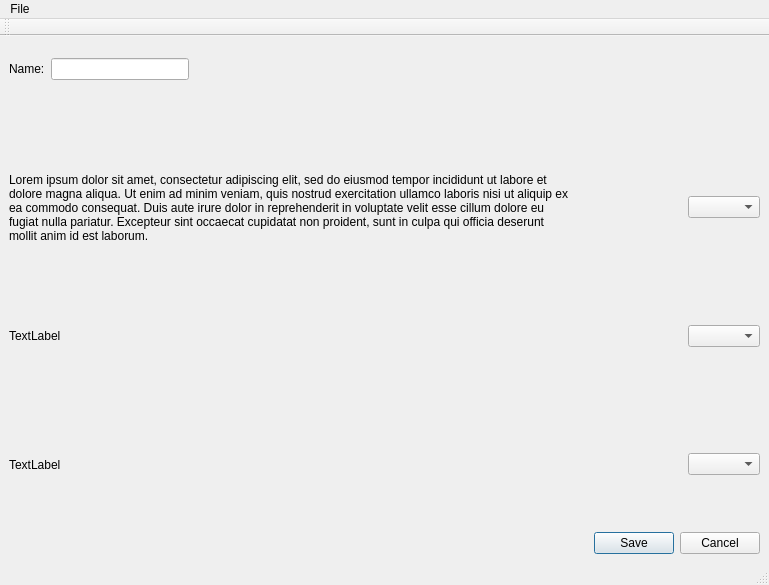
Qt form ui/mainWindow.ui (FBLordn/BewertungsHelfer) before a commit.
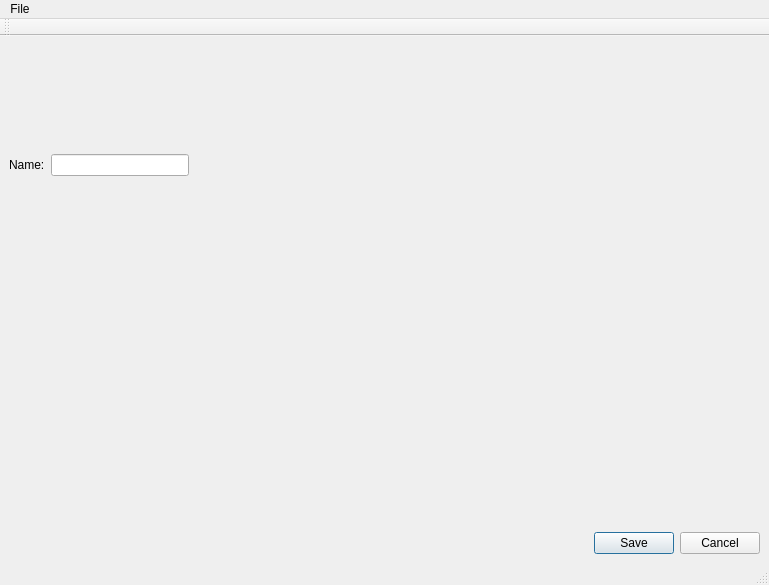
The same form after that commit.

Commit message: feat: add functionality to buttons and create dynamic buttons from config. (s.e.-FBL)

```diff
--- a/ui/mainWindow.ui
+++ b/ui/mainWindow.ui
@@ -75,137 +75,7 @@
      </spacer>
     </item>
     <item>
-     <layout class="QVBoxLayout" name="configContainer" stretch="1,1,1">
-      <item>
-       <layout class="QHBoxLayout" name="configLine2">
-        <item>
-         <widget class="QLabel" name="configLabel2">
-          <property name="text">
-           <string>Lorem ipsum dolor sit amet, consectetur adipiscing elit, sed do eiusmod tempor incididunt ut labore et dolore magna aliqua. Ut enim ad minim veniam, quis nostrud exercitation ullamco laboris nisi ut aliquip ex ea commodo consequat. Duis aute irure dolor in reprehenderit in voluptate velit esse cillum dolore eu fugiat nulla pariatur. Excepteur sint occaecat cupidatat non proident, sunt in culpa qui officia deserunt mollit anim id est laborum.</string>
-          </property>
-          <property name="wordWrap">
-           <bool>true</bool>
-          </property>
-         </widget>
-        </item>
-        <item>
-         <spacer name="verticalSpacer_2">
-          <property name="orientation">
-           <enum>Qt::Vertical</enum>
-          </property>
-          <property name="sizeHint" stdset="0">
-           <size>
-            <width>20</width>
-            <height>40</height>
-           </size>
-          </property>
-         </spacer>
-        </item>
-        <item>
-         <spacer name="configSpacer2">
-          <property name="orientation">
-           <enum>Qt::Horizontal</enum>
-          </property>
-          <property name="sizeHint" stdset="0">
-           <size>
-            <width>40</width>
-            <height>20</height>
-           </size>
-          </property>
-         </spacer>
-        </item>
-        <item>
-         <widget class="QComboBox" name="configDropdown2"/>
-        </item>
-       </layout>
-      </item>
-      <item>
-       <layout class="QHBoxLayout" name="configLine3">
-        <item>
-         <widget class="QLabel" name="configLabel3">
-          <property name="text">
-           <string>TextLabel</string>
-          </property>
-          <property name="wordWrap">
-           <bool>true</bool>
-          </property>
-         </widget>
-        </item>
-        <item>
-         <spacer name="verticalSpacer_3">
-          <property name="orientation">
-           <enum>Qt::Vertical</enum>
-          </property>
-          <property name="sizeHint" stdset="0">
-           <size>
-            <width>20</width>
-            <height>40</height>
-           </size>
-          </property>
-         </spacer>
-        </item>
-        <item>
-         <spacer name="configSpacer3">
-          <property name="orientation">
-           <enum>Qt::Horizontal</enum>
-          </property>
-          <property name="sizeHint" stdset="0">
-           <size>
-            <width>40</width>
-            <height>20</height>
-           </size>
-          </property>
-         </spacer>
-        </item>
-        <item>
-         <widget class="QComboBox" name="configDropdown3"/>
-        </item>
-       </layout>
-      </item>
-      <item>
-       <layout class="QHBoxLayout" name="configLine1">
-        <item>
-         <widget class="QLabel" name="configLabel1">
-          <property name="text">
-           <string>TextLabel</string>
-          </property>
-          <property name="wordWrap">
-           <bool>true</bool>
-          </property>
-         </widget>
-        </item>
-        <item>
-         <spacer name="verticalSpacer_4">
-          <property name="orientation">
-           <enum>Qt::Vertical</enum>
-          </property>
-          <property name="sizeHint" stdset="0">
-           <size>
-            <width>20</width>
-            <height>40</height>
-           </size>
-          </property>
-         </spacer>
-        </item>
-        <item>
-         <spacer name="configSpacer1">
-          <property name="orientation">
-           <enum>Qt::Horizontal</enum>
-          </property>
-          <property name="sizeHint" stdset="0">
-           <size>
-            <width>40</width>
-            <height>20</height>
-           </size>
-          </property>
-         </spacer>
-        </item>
-        <item>
-         <widget class="QComboBox" name="configDropdown1"/>
-        </item>
-       </layout>
-      </item>
-     </layout>
+     <layout class="QVBoxLayout" name="configContainer" stretch=""/>
     </item>
     <item>
      <widget class="QDialogButtonBox" name="saveBox">
```
The commit also changes 5 other files.
